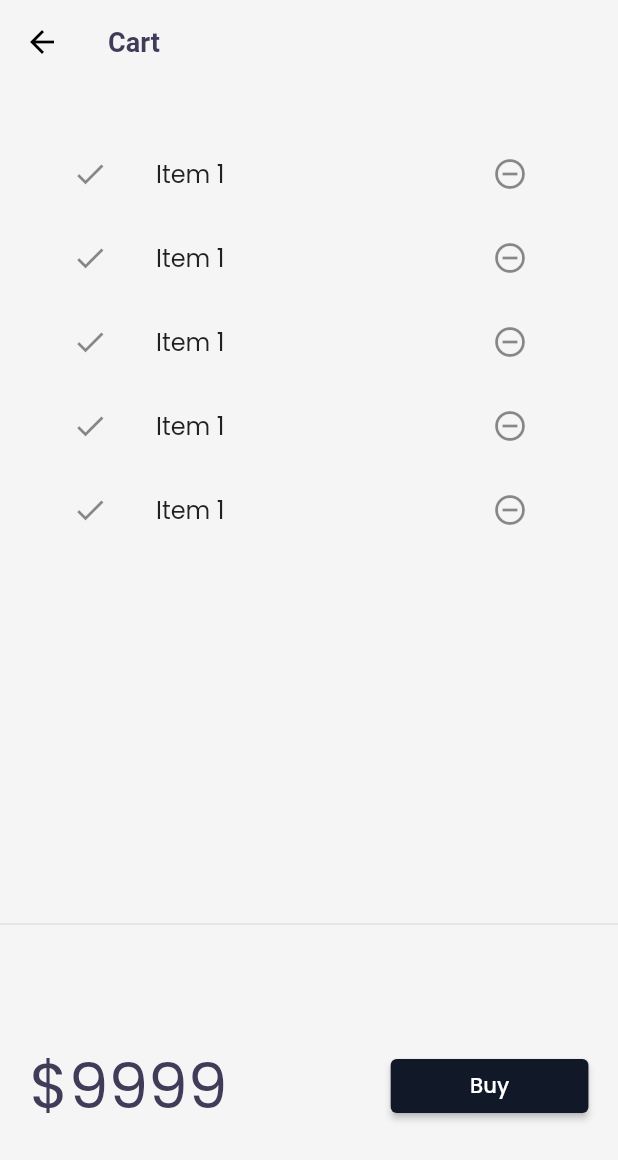
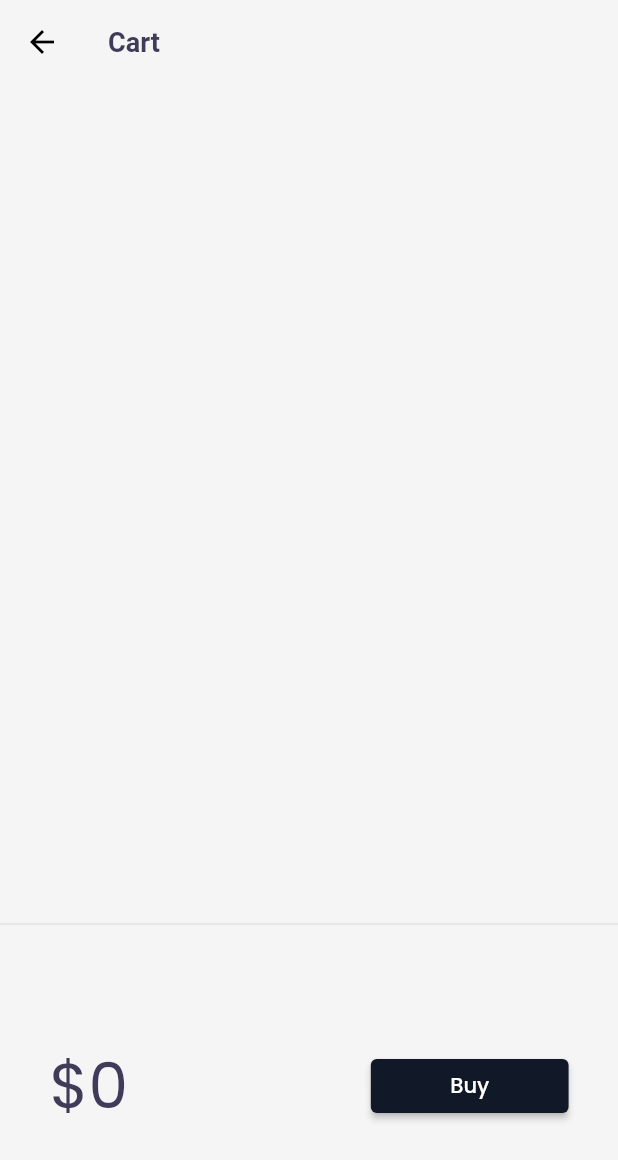
Before and after one commit to KishanSoni00/FlutterCatalogApplication, a Flutter app: the CartPage screen opened by its route, on a phone screen of 412 x 824 dp. Shown: the top 1160 px of the screen. Run offline on Flutter 3.47's test engine with Material 2 defaults, Android fonts, the phone set to English and light mode, and no system bars; our stand-ins replace google_fonts, velocity_x; missing offline and left inert: dart:js; network calls fail.

Commit message:
Day 24 completed

```diff
--- a/lib/models/cart.dart
+++ b/lib/models/cart.dart
@@ -1,6 +1,12 @@
 import 'package:flutter_application_1/models/catalog.dart';
 
 class CartModel {
+  static final cartModel = CartModel._internal();
+
+  CartModel._internal();
+
+  factory CartModel() => cartModel;
+
   // Catalog Field
   late CatalogModel _catalog;
 
--- a/lib/models/catalog.dart
+++ b/lib/models/catalog.dart
@@ -1,6 +1,12 @@
 import 'dart:convert';
 
 class CatalogModel {
+  static final catModel = CatalogModel._internal();
+
+  CatalogModel._internal();
+
+  factory CatalogModel() => catModel;
+
   static List<Item> items = [];
 
   // Get Item By Id
--- a/lib/pages/cart_page.dart
+++ b/lib/pages/cart_page.dart
@@ -1,6 +1,8 @@
 import 'package:flutter/material.dart';
 import 'package:flutter_application_1/widgets/themes.dart';
 import 'package:velocity_x/velocity_x.dart';
+
+import '../models/cart.dart';
 
 class CartPage extends StatelessWidget {
   const CartPage({super.key});
@@ -27,12 +29,17 @@ class CartPage extends StatelessWidget {
 class _CartTotal extends StatelessWidget {
   @override
   Widget build(BuildContext context) {
+    final _cart = CartModel();
     return SizedBox(
       height: 200,
       child: Row(
         mainAxisAlignment: MainAxisAlignment.spaceAround,
         children: [
-          "\$9999".text.xl5.color(context.theme.primaryColor).make(),
+          "\$${_cart.totalPrice}"
+              .text
+              .xl5
+              .color(context.theme.primaryColor)
+              .make(),
           30.widthBox,
           ElevatedButton(
             onPressed: () {
@@ -57,17 +64,18 @@ class _CartList extends StatefulWidget {
 }
 
 class _CartListState extends State<_CartList> {
+  final _cart = CartModel();
   @override
   Widget build(BuildContext context) {
     return ListView.builder(
-      itemCount: 5,
+      itemCount: _cart.items.length,
       itemBuilder: (context, index) => ListTile(
         leading: Icon(Icons.done),
         trailing: IconButton(
           onPressed: () {},
           icon: Icon(Icons.remove_circle_outline),
         ),
-        title: "Item 1".text.make(),
+        title: _cart.items[index].name.text.make(),
       ),
     );
   }
```
Also changed, not shown: lib/widgets/home_widgets/catalog_list.dart (+37 -12 lines).
